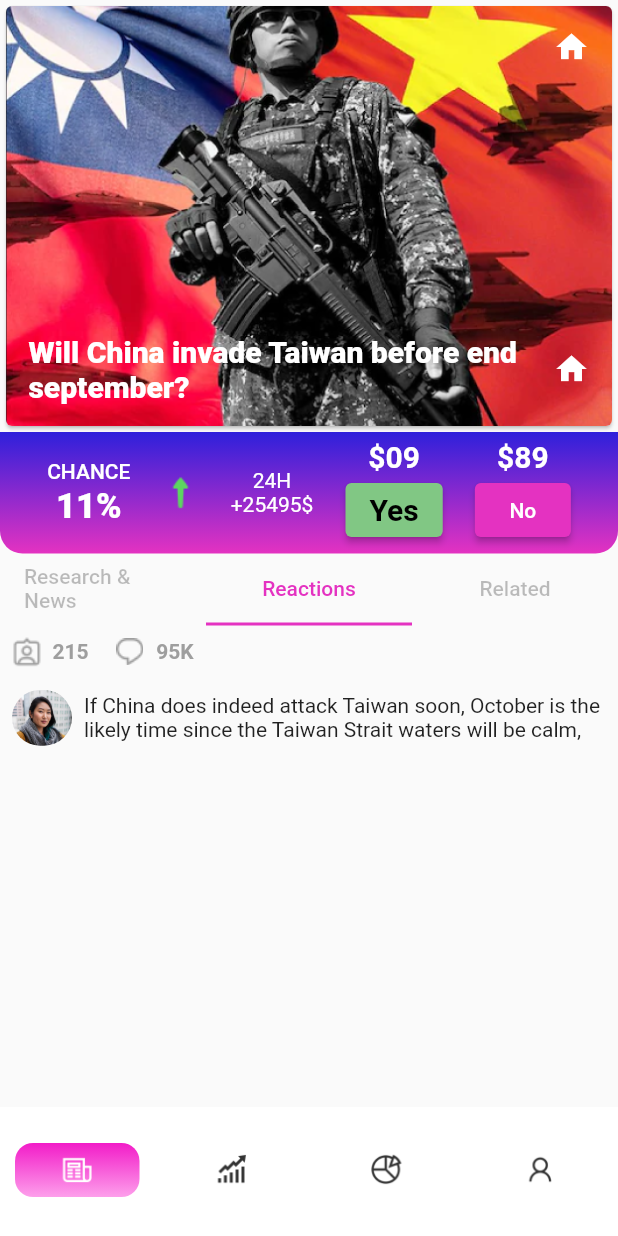
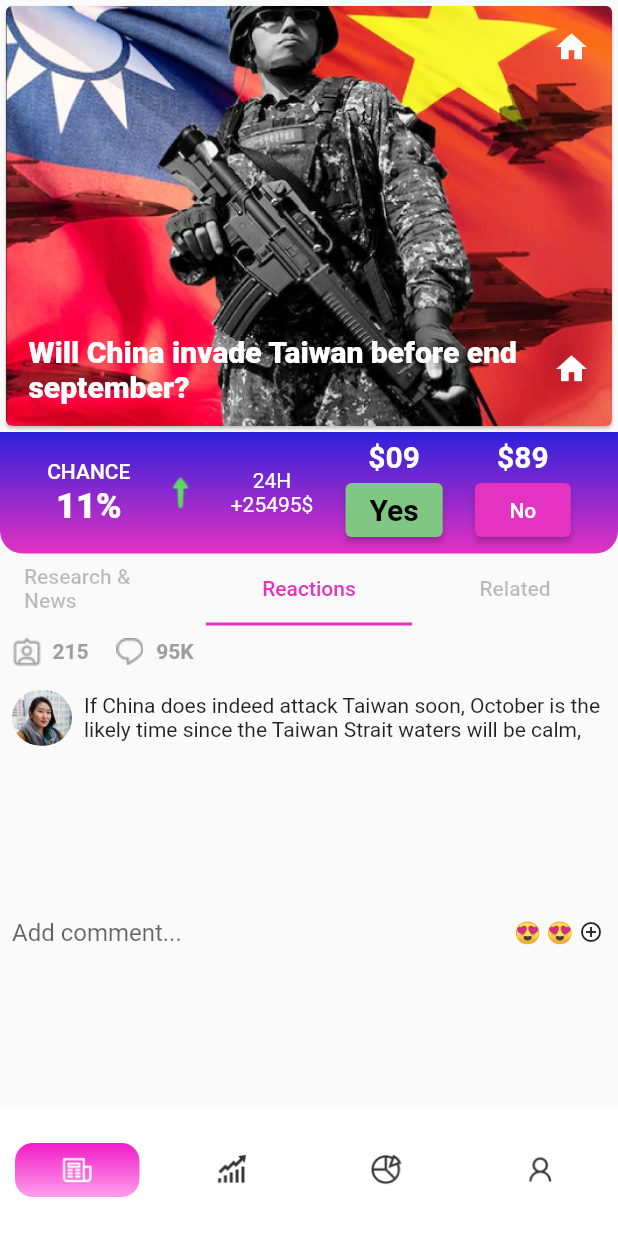
Before and after one commit to devdasz/predict_it, a Flutter app: the screen it shows after launch, on a phone screen of 412 x 824 dp. Run offline on Flutter 3.47's test engine with Material 2 defaults, Android fonts, the phone set to English and light mode, and no system bars.

Commit message:
Reaction section fixed

```diff
--- a/lib/screens/tabs.dart
+++ b/lib/screens/tabs.dart
@@ -132,6 +132,38 @@ class Tabs extends StatelessWidget {
                           ),
                         ],
                       ),
+                      Expanded(
+                          child: Padding(
+                        padding: const EdgeInsets.all(8.0),
+                        child: Row(
+                          mainAxisAlignment: MainAxisAlignment.spaceBetween,
+                          children: [
+                            Expanded(
+                              child: TextField(
+                                decoration: InputDecoration(
+                                  border: InputBorder.none,
+                                  hintText: 'Add comment...',
+                                ),
+                              ),
+                            ),
+                            Padding(
+                              padding: const EdgeInsets.all(2.0),
+                              child: Text("😍"),
+                            ),
+                            Padding(
+                              padding: const EdgeInsets.all(2.0),
+                              child: Text("😍"),
+                            ),
+                            Padding(
+                              padding: const EdgeInsets.all(2.0),
+                              child: Icon(
+                                Icons.add_circle_outline,
+                                size: 16,
+                              ),
+                            )
+                          ],
+                        ),
+                      ))
                     ],
                   ),
                 ),
```
